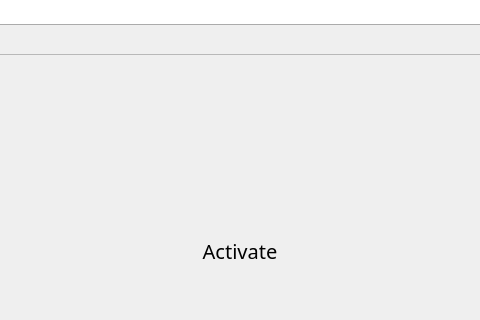
Old version of the form BlocksScreen/lib/ui/wifiConnectivityWindow.ui in the repository BlocksTechnology/BlocksScreen; both pictures show x 160 to 640 and y 160 to 480 of the 800 by 480 pixel window.
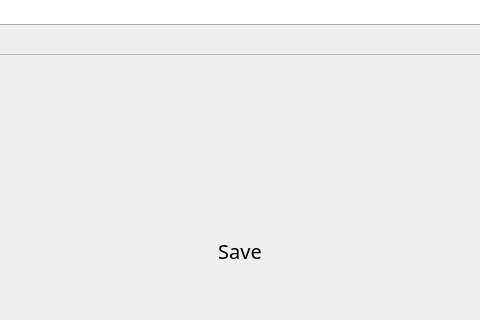
New version of the form. Icons and pictures are not drawn. Custom widgets are drawn as their Qt base class.

What changed in the file:
```diff
--- a/BlocksScreen/lib/ui/wifiConnectivityWindow.ui
+++ b/BlocksScreen/lib/ui/wifiConnectivityWindow.ui
@@ -1028,7 +1028,7 @@
            <string notr="true"/>
           </property>
           <property name="text">
-           <string>Activate</string>
+           <string>Save</string>
           </property>
           <property name="iconSize">
            <size>
```
